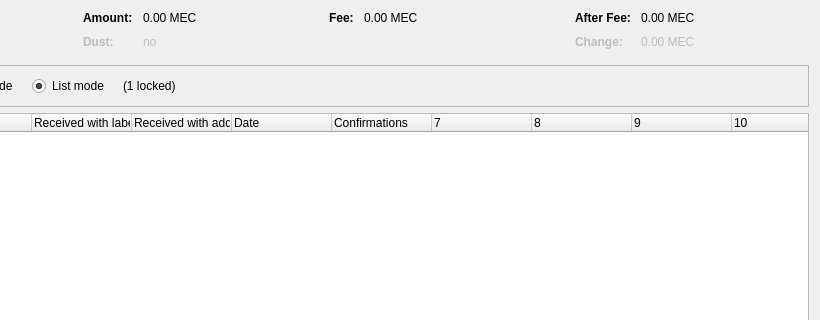
Above: src/qt/forms/coincontroldialog.ui from LIMXTEC/Megacoin before the change; both pictures show x 180 to 1000 and y 0 to 320 of the 1000 by 500 pixel window. Below: the same form after it.
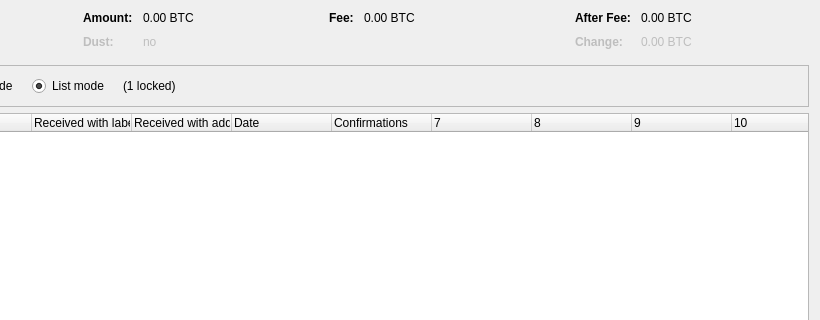
That is the form after the change. Custom widgets are drawn as their Qt base class.

```diff
--- a/src/qt/forms/coincontroldialog.ui
+++ b/src/qt/forms/coincontroldialog.ui
@@ -132,7 +132,7 @@
           <enum>Qt::ActionsContextMenu</enum>
          </property>
          <property name="text">
-          <string notr="true">0.00 MEC</string>
+          <string notr="true">0.00 BTC</string>
          </property>
          <property name="textInteractionFlags">
           <set>Qt::LinksAccessibleByMouse|Qt::TextSelectableByKeyboard|Qt::TextSelectableByMouse</set>
@@ -212,7 +212,7 @@
           <enum>Qt::ActionsContextMenu</enum>
          </property>
          <property name="text">
-          <string notr="true">0.00 MEC</string>
+          <string notr="true">0.00 BTC</string>
          </property>
          <property name="textInteractionFlags">
           <set>Qt::LinksAccessibleByMouse|Qt::TextSelectableByKeyboard|Qt::TextSelectableByMouse</set>
@@ -257,7 +257,7 @@
           <enum>Qt::ActionsContextMenu</enum>
          </property>
          <property name="text">
-          <string notr="true">0.00 MEC</string>
+          <string notr="true">0.00 BTC</string>
          </property>
          <property name="textInteractionFlags">
           <set>Qt::LinksAccessibleByMouse|Qt::TextSelectableByKeyboard|Qt::TextSelectableByMouse</set>
@@ -292,7 +292,7 @@
           <enum>Qt::ActionsContextMenu</enum>
          </property>
          <property name="text">
-          <string notr="true">0.00 MEC</string>
+          <string notr="true">0.00 BTC</string>
          </property>
          <property name="textInteractionFlags">
           <set>Qt::LinksAccessibleByMouse|Qt::TextSelectableByKeyboard|Qt::TextSelectableByMouse</set>
```
Left out of the diff: 2 changed lines with no effect on the pictures.
